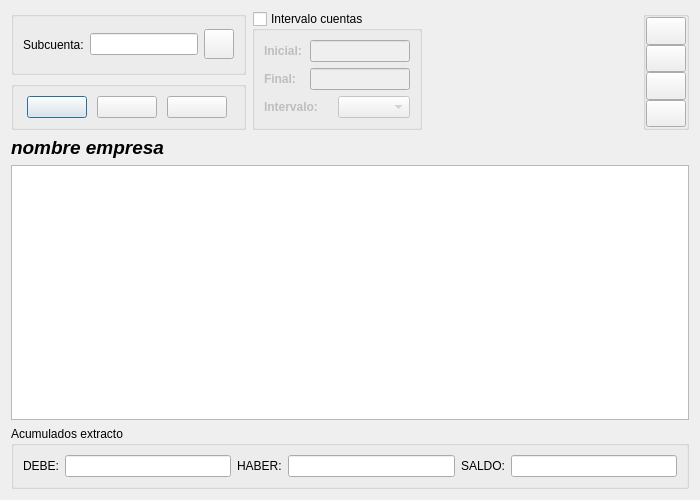
Before: the Qt Designer form ui/consmayor.ui in Ivanvegacbr/librokuentas, drawn with Qt 5.
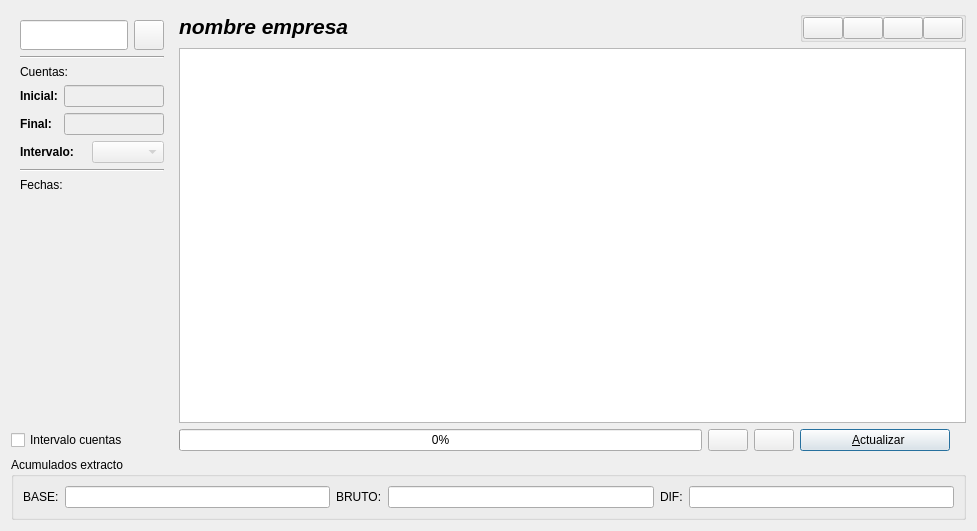
After: the same form once the commit is applied. Icons and pictures are not drawn. Custom widgets are drawn as their Qt base class.

Diff of the .ui file:
```diff
--- a/ui/consmayor.ui
+++ b/ui/consmayor.ui
@@ -7,8 +7,8 @@
    <rect>
     <x>0</x>
     <y>0</y>
-    <width>700</width>
-    <height>500</height>
+    <width>977</width>
+    <height>531</height>
    </rect>
   </property>
   <property name="sizePolicy">
@@ -21,229 +21,7 @@
    <string>Consultas de Mayor</string>
   </property>
   <layout class="QGridLayout" name="gridLayout">
-   <item row="0" column="0">
-    <widget class="QGroupBox" name="groupBox">
-     <property name="sizePolicy">
-      <sizepolicy hsizetype="Preferred" vsizetype="Minimum">
-       <horstretch>0</horstretch>
-       <verstretch>0</verstretch>
-      </sizepolicy>
-     </property>
-     <property name="title">
-      <string/>
-     </property>
-     <layout class="QHBoxLayout" name="horizontalLayout">
-      <item>
-       <widget class="QLabel" name="textLabel1">
-        <property name="maximumSize">
-         <size>
-          <width>110</width>
-          <height>32767</height>
-         </size>
-        </property>
-        <property name="font">
-         <font>
-          <kerning>true</kerning>
-         </font>
-        </property>
-        <property name="frameShape">
-         <enum>QFrame::NoFrame</enum>
-        </property>
-        <property name="frameShadow">
-         <enum>QFrame::Plain</enum>
-        </property>
-        <property name="text">
-         <string>Subcuenta:</string>
-        </property>
-        <property name="wordWrap">
-         <bool>false</bool>
-        </property>
-       </widget>
-      </item>
-      <item>
-       <widget class="QLineEdit" name="subcuentalineEdit">
-        <property name="sizePolicy">
-         <sizepolicy hsizetype="Minimum" vsizetype="Fixed">
-          <horstretch>0</horstretch>
-          <verstretch>0</verstretch>
-         </sizepolicy>
-        </property>
-        <property name="maxLength">
-         <number>40</number>
-        </property>
-       </widget>
-      </item>
-      <item>
-       <widget class="QPushButton" name="buscapushButton">
-        <property name="sizePolicy">
-         <sizepolicy hsizetype="Maximum" vsizetype="Maximum">
-          <horstretch>0</horstretch>
-          <verstretch>0</verstretch>
-         </sizepolicy>
-        </property>
-        <property name="minimumSize">
-         <size>
-          <width>30</width>
-          <height>30</height>
-         </size>
-        </property>
-        <property name="maximumSize">
-         <size>
-          <width>30</width>
-          <height>30</height>
-         </size>
-        </property>
-        <property name="text">
-         <string/>
-        </property>
-        <property name="icon">
-         <iconset resource="libroK.qrc">
-          <normaloff>:/images/librok-55.png</normaloff>:/images/librok-55.png</iconset>
-        </property>
-        <property name="shortcut">
-         <string/>
-        </property>
-        <property name="autoDefault">
-         <bool>false</bool>
-        </property>
-       </widget>
-      </item>
-     </layout>
-     <zorder>subcuentalineEdit</zorder>
-     <zorder>buscapushButton</zorder>
-     <zorder>textLabel1</zorder>
-    </widget>
-   </item>
-   <item row="0" column="1" rowspan="2">
-    <widget class="QGroupBox" name="intervalogroupBox">
-     <property name="sizePolicy">
-      <sizepolicy hsizetype="Maximum" vsizetype="Preferred">
-       <horstretch>0</horstretch>
-       <verstretch>0</verstretch>
-      </sizepolicy>
-     </property>
-     <property name="maximumSize">
-      <size>
-       <width>170</width>
-       <height>16777215</height>
-      </size>
-     </property>
-     <property name="title">
-      <string>Intervalo cuentas</string>
-     </property>
-     <property name="checkable">
-      <bool>true</bool>
-     </property>
-     <property name="checked">
-      <bool>false</bool>
-     </property>
-     <layout class="QVBoxLayout" name="verticalLayout">
-      <item>
-       <layout class="QHBoxLayout" name="horizontalLayout_3">
-        <item>
-         <widget class="QLabel" name="label">
-          <property name="font">
-           <font>
-            <weight>75</weight>
-            <bold>true</bold>
-           </font>
-          </property>
-          <property name="text">
-           <string>Inicial:</string>
-          </property>
-         </widget>
-        </item>
-        <item>
-         <widget class="QLineEdit" name="iniciallineEdit">
-          <property name="sizePolicy">
-           <sizepolicy hsizetype="Preferred" vsizetype="Fixed">
-            <horstretch>0</horstretch>
-            <verstretch>0</verstretch>
-           </sizepolicy>
-          </property>
-          <property name="maximumSize">
-           <size>
-            <width>100</width>
-            <height>16777215</height>
-           </size>
-          </property>
-         </widget>
-        </item>
-       </layout>
-      </item>
-      <item>
-       <layout class="QHBoxLayout" name="horizontalLayout_4">
-        <item>
-         <widget class="QLabel" name="label_2">
-          <property name="font">
-           <font>
-            <weight>75</weight>
-            <bold>true</bold>
-           </font>
-          </property>
-          <property name="text">
-           <string>Final:</string>
-          </property>
-         </widget>
-        </item>
-        <item>
-         <widget class="QLineEdit" name="finallineEdit">
-          <property name="sizePolicy">
-           <sizepolicy hsizetype="Preferred" vsizetype="Fixed">
-            <horstretch>0</horstretch>
-            <verstretch>0</verstretch>
-           </sizepolicy>
-          </property>
-          <property name="maximumSize">
-           <size>
-            <width>100</width>
-            <height>16777215</height>
-           </size>
-          </property>
-         </widget>
-        </item>
-       </layout>
-      </item>
-      <item>
-       <layout class="QHBoxLayout" name="horizontalLayout_5">
-        <item>
-         <widget class="QLabel" name="label_3">
-          <property name="sizePolicy">
-           <sizepolicy hsizetype="Preferred" vsizetype="Maximum">
-            <horstretch>0</horstretch>
-            <verstretch>0</verstretch>
-           </sizepolicy>
-          </property>
-          <property name="font">
-           <font>
-            <weight>75</weight>
-            <bold>true</bold>
-           </font>
-          </property>
-          <property name="text">
-           <string>Intervalo:</string>
-          </property>
-         </widget>
-        </item>
-        <item>
-         <widget class="QComboBox" name="intervaloComboBox">
-          <property name="sizePolicy">
-           <sizepolicy hsizetype="Preferred" vsizetype="Maximum">
-            <horstretch>0</horstretch>
-            <verstretch>0</verstretch>
-           </sizepolicy>
-          </property>
-         </widget>
-        </item>
-       </layout>
-      </item>
-     </layout>
-    </widget>
-   </item>
-   <item row="0" column="2" rowspan="2">
-    <widget class="interFechas" name="fechas" native="true"/>
-   </item>
-   <item row="0" column="3" rowspan="2">
+   <item row="0" column="4">
     <widget class="QGroupBox" name="groupBox_6">
      <property name="sizePolicy">
       <sizepolicy hsizetype="Maximum" vsizetype="Preferred">
@@ -254,7 +32,7 @@
      <property name="title">
       <string/>
      </property>
-     <layout class="QVBoxLayout" name="verticalLayout_2">
+     <layout class="QHBoxLayout" name="horizontalLayout">
       <property name="spacing">
        <number>0</number>
       </property>
@@ -271,13 +49,7 @@
        <number>0</number>
       </property>
       <item>
-       <widget class="QPushButton" name="copiarpushButton">
-        <property name="sizePolicy">
-         <sizepolicy hsizetype="Expanding" vsizetype="Fixed">
-          <horstretch>0</horstretch>
-          <verstretch>0</verstretch>
-         </sizepolicy>
-        </property>
+       <widget class="QPushButton" name="imprimirpushButton">
         <property name="maximumSize">
          <size>
           <width>40</width>
@@ -332,7 +104,13 @@
        </widget>
       </item>
       <item>
-       <widget class="QPushButton" name="imprimirpushButton">
+       <widget class="QPushButton" name="copiarpushButton">
+        <property name="sizePolicy">
+         <sizepolicy hsizetype="Expanding" vsizetype="Fixed">
+          <horstretch>0</horstretch>
+          <verstretch>0</verstretch>
+         </sizepolicy>
+        </property>
         <property name="maximumSize">
          <size>
           <width>40</width>
@@ -393,116 +171,11 @@
      <zorder>copiarpushButton</zorder>
     </widget>
    </item>
-   <item row="1" column="0">
-    <widget class="QGroupBox" name="groupBox_2">
-     <property name="sizePolicy">
-      <sizepolicy hsizetype="Preferred" vsizetype="Maximum">
-       <horstretch>0</horstretch>
-       <verstretch>0</verstretch>
-      </sizepolicy>
-     </property>
-     <property name="title">
-      <string/>
-     </property>
-     <layout class="QHBoxLayout" name="horizontalLayout_2">
-      <item>
-       <widget class="QPushButton" name="refrescarpushButton">
-        <property name="maximumSize">
-         <size>
-          <width>60</width>
-          <height>50</height>
-         </size>
-        </property>
-        <property name="toolTip">
-         <string>Refrescar</string>
-        </property>
-        <property name="text">
-         <string/>
-        </property>
-        <property name="icon">
-         <iconset resource="libroK.qrc">
-          <normaloff>:/images/librok-54.png</normaloff>:/images/librok-54.png</iconset>
-        </property>
-        <property name="iconSize">
-         <size>
-          <width>32</width>
-          <height>32</height>
-         </size>
-        </property>
-        <property name="autoDefault">
-         <bool>false</bool>
-        </property>
-        <property name="default">
-         <bool>true</bool>
-        </property>
-       </widget>
-      </item>
-      <item>
-       <widget class="QPushButton" name="previapushButton">
-        <property name="maximumSize">
-         <size>
-          <width>60</width>
-          <height>50</height>
-         </size>
-        </property>
-        <property name="toolTip">
-         <string>Subcuenta anterior</string>
-        </property>
-        <property name="text">
-         <string/>
-        </property>
-        <property name="icon">
-         <iconset resource="libroK.qrc">
-          <normaloff>:/graf/1leftarrow.png</normaloff>:/graf/1leftarrow.png</iconset>
-        </property>
-        <property name="iconSize">
-         <size>
-          <width>32</width>
-          <height>32</height>
-         </size>
-        </property>
-       </widget>
-      </item>
-      <item>
-       <widget class="QPushButton" name="siguientepushButton">
-        <property name="sizePolicy">
-         <sizepolicy hsizetype="Minimum" vsizetype="Fixed">
-          <horstretch>0</horstretch>
-          <verstretch>0</verstretch>
-         </sizepolicy>
-        </property>
-        <property name="maximumSize">
-         <size>
-          <width>60</width>
-          <height>50</height>
-         </size>
-        </property>
-        <property name="toolTip">
-         <string>Subcuenta posterior</string>
-        </property>
-        <property name="text">
-         <string/>
-        </property>
-        <property name="icon">
-         <iconset resource="libroK.qrc">
-          <normaloff>:/graf/1rightarrow.png</normaloff>:/graf/1rightarrow.png</iconset>
-        </property>
-        <property name="iconSize">
-         <size>
-          <width>32</width>
-          <height>32</height>
-         </size>
-        </property>
-       </widget>
-      </item>
-     </layout>
-    </widget>
-   </item>
-   <item row="2" column="0" colspan="4">
+   <item row="0" column="1">
     <widget class="QLabel" name="nombrelabel">
      <property name="font">
       <font>
-       <pointsize>14</pointsize>
+       <pointsize>16</pointsize>
        <weight>75</weight>
        <italic>true</italic>
        <bold>true</bold>
@@ -513,14 +186,353 @@
      </property>
     </widget>
    </item>
-   <item row="3" column="0" colspan="4">
-    <layout class="QHBoxLayout" name="HTableLayout">
-     <item>
-      <widget class="QTableWidget" name="mayortable"/>
-     </item>
-    </layout>
+   <item row="2" column="3">
+    <widget class="QPushButton" name="siguientepushButton">
+     <property name="sizePolicy">
+      <sizepolicy hsizetype="Minimum" vsizetype="Fixed">
+       <horstretch>0</horstretch>
+       <verstretch>0</verstretch>
+      </sizepolicy>
+     </property>
+     <property name="maximumSize">
+      <size>
+       <width>60</width>
+       <height>50</height>
+      </size>
+     </property>
+     <property name="toolTip">
+      <string>Subcuenta posterior</string>
+     </property>
+     <property name="text">
+      <string/>
+     </property>
+     <property name="icon">
+      <iconset resource="libroK.qrc">
+       <normaloff>:/graf/1rightarrow.png</normaloff>:/graf/1rightarrow.png</iconset>
+     </property>
+     <property name="iconSize">
+      <size>
+       <width>32</width>
+       <height>32</height>
+      </size>
+     </property>
+    </widget>
    </item>
-   <item row="4" column="0" colspan="4">
+   <item row="1" column="1" colspan="4">
+    <widget class="QTableWidget" name="mayortable">
+     <property name="sizePolicy">
+      <sizepolicy hsizetype="Preferred" vsizetype="Expanding">
+       <horstretch>0</horstretch>
+       <verstretch>0</verstretch>
+      </sizepolicy>
+     </property>
+    </widget>
+   </item>
+   <item row="2" column="0">
+    <widget class="QCheckBox" name="intervalocheckBox">
+     <property name="text">
+      <string>Intervalo cuentas</string>
+     </property>
+    </widget>
+   </item>
+   <item row="0" column="0" rowspan="2">
+    <widget class="QStackedWidget" name="stackedWidget">
+     <property name="enabled">
+      <bool>true</bool>
+     </property>
+     <property name="sizePolicy">
+      <sizepolicy hsizetype="Maximum" vsizetype="Preferred">
+       <horstretch>0</horstretch>
+       <verstretch>0</verstretch>
+      </sizepolicy>
+     </property>
+     <property name="currentIndex">
+      <number>0</number>
+     </property>
+     <widget class="QWidget" name="stackedWidgetPage1">
+      <layout class="QVBoxLayout" name="verticalLayout_2">
+       <item>
+        <layout class="QHBoxLayout" name="horizontalLayout_6">
+         <item>
+          <widget class="QLineEdit" name="subcuentalineEdit">
+           <property name="sizePolicy">
+            <sizepolicy hsizetype="Maximum" vsizetype="Preferred">
+             <horstretch>0</horstretch>
+             <verstretch>0</verstretch>
+            </sizepolicy>
+           </property>
+           <property name="maxLength">
+            <number>40</number>
+           </property>
+          </widget>
+         </item>
+         <item>
+          <widget class="QPushButton" name="buscapushButton">
+           <property name="sizePolicy">
+            <sizepolicy hsizetype="Maximum" vsizetype="Maximum">
+             <horstretch>0</horstretch>
+             <verstretch>0</verstretch>
+            </sizepolicy>
+           </property>
+           <property name="minimumSize">
+            <size>
+             <width>30</width>
+             <height>30</height>
+            </size>
+           </property>
+           <property name="maximumSize">
+            <size>
+             <width>30</width>
+             <height>30</height>
+            </size>
+           </property>
+           <property name="text">
+            <string/>
+           </property>
+           <property name="icon">
+            <iconset resource="libroK.qrc">
+             <normaloff>:/images/librok-55.png</normaloff>:/images/librok-55.png</iconset>
+           </property>
+           <property name="shortcut">
+            <string/>
+           </property>
+           <property name="autoDefault">
+            <bool>false</bool>
+           </property>
+          </widget>
+         </item>
+        </layout>
+       </item>
+       <item>
+        <widget class="Line" name="line">
+         <property name="orientation">
+          <enum>Qt::Horizontal</enum>
+         </property>
+        </widget>
+       </item>
+       <item>
+        <widget class="QLabel" name="label_4">
+         <property name="text">
+          <string>Cuentas:</string>
+         </property>
+        </widget>
+       </item>
+       <item>
+        <layout class="QHBoxLayout" name="horizontalLayout_2">
+         <item>
+          <widget class="QLabel" name="label">
+           <property name="enabled">
+            <bool>true</bool>
+           </property>
+           <property name="font">
+            <font>
+             <weight>75</weight>
+             <bold>true</bold>
+            </font>
+           </property>
+           <property name="text">
+            <string>Inicial:</string>
+           </property>
+          </widget>
+         </item>
+         <item>
+          <widget class="QLineEdit" name="iniciallineEdit">
+           <property name="enabled">
+            <bool>false</bool>
+           </property>
+           <property name="sizePolicy">
+            <sizepolicy hsizetype="Preferred" vsizetype="Fixed">
+             <horstretch>0</horstretch>
+             <verstretch>0</verstretch>
+            </sizepolicy>
+           </property>
+           <property name="maximumSize">
+            <size>
+             <width>100</width>
+             <height>16777215</height>
+            </size>
+           </property>
+          </widget>
+         </item>
+        </layout>
+       </item>
+       <item>
+        <layout class="QHBoxLayout" name="horizontalLayout_3">
+         <item>
+          <widget class="QLabel" name="label_2">
+           <property name="enabled">
+            <bool>true</bool>
+           </property>
+           <property name="font">
+            <font>
+             <weight>75</weight>
+             <bold>true</bold>
+            </font>
+           </property>
+           <property name="text">
+            <string>Final:</string>
+           </property>
+          </widget>
+         </item>
+         <item>
+          <widget class="QLineEdit" name="finallineEdit">
+           <property name="enabled">
+            <bool>false</bool>
+           </property>
+           <property name="sizePolicy">
+            <sizepolicy hsizetype="Preferred" vsizetype="Fixed">
+             <horstretch>0</horstretch>
+             <verstretch>0</verstretch>
+            </sizepolicy>
+           </property>
+           <property name="maximumSize">
+            <size>
+             <width>100</width>
+             <height>16777215</height>
+            </size>
+           </property>
+          </widget>
+         </item>
+        </layout>
+       </item>
+       <item>
+        <layout class="QHBoxLayout" name="horizontalLayout_4">
+         <item>
+          <widget class="QLabel" name="label_3">
+           <property name="enabled">
+            <bool>true</bool>
+           </property>
+           <property name="sizePolicy">
+            <sizepolicy hsizetype="Preferred" vsizetype="Maximum">
+             <horstretch>0</horstretch>
+             <verstretch>0</verstretch>
+            </sizepolicy>
+           </property>
+           <property name="font">
+            <font>
+             <weight>75</weight>
+             <bold>true</bold>
+            </font>
+           </property>
+           <property name="text">
+            <string>Intervalo:</string>
+           </property>
+          </widget>
+         </item>
+         <item>
+          <widget class="QComboBox" name="intervaloComboBox">
+           <property name="enabled">
+            <bool>false</bool>
+           </property>
+           <property name="sizePolicy">
+            <sizepolicy hsizetype="Preferred" vsizetype="Maximum">
+             <horstretch>0</horstretch>
+             <verstretch>0</verstretch>
+            </sizepolicy>
+           </property>
+          </widget>
+         </item>
+        </layout>
+       </item>
+       <item>
+        <widget class="Line" name="line_2">
+         <property name="orientation">
+          <enum>Qt::Horizontal</enum>
+         </property>
+        </widget>
+       </item>
+       <item>
+        <widget class="QLabel" name="label_5">
+         <property name="text">
+          <string>Fechas:</string>
+         </property>
+        </widget>
+       </item>
+       <item>
+        <widget class="interFechas" name="fechas" native="true"/>
+       </item>
+       <item>
+        <spacer name="verticalSpacer_3">
+         <property name="orientation">
+          <enum>Qt::Vertical</enum>
+         </property>
+         <property name="sizeHint" stdset="0">
+          <size>
+           <width>17</width>
+           <height>166</height>
+          </size>
+         </property>
+        </spacer>
+       </item>
+      </layout>
+     </widget>
+    </widget>
+   </item>
+   <item row="2" column="2">
+    <widget class="QPushButton" name="previapushButton">
+     <property name="maximumSize">
+      <size>
+       <width>60</width>
+       <height>50</height>
+      </size>
+     </property>
+     <property name="toolTip">
+      <string>Subcuenta anterior</string>
+     </property>
+     <property name="text">
+      <string/>
+     </property>
+     <property name="icon">
+      <iconset resource="libroK.qrc">
+       <normaloff>:/graf/1leftarrow.png</normaloff>:/graf/1leftarrow.png</iconset>
+     </property>
+     <property name="iconSize">
+      <size>
+       <width>32</width>
+       <height>32</height>
+      </size>
+     </property>
+    </widget>
+   </item>
+   <item row="2" column="4">
+    <widget class="QPushButton" name="refrescarpushButton">
+     <property name="sizePolicy">
+      <sizepolicy hsizetype="Minimum" vsizetype="Fixed">
+       <horstretch>0</horstretch>
+       <verstretch>0</verstretch>
+      </sizepolicy>
+     </property>
+     <property name="maximumSize">
+      <size>
+       <width>150</width>
+       <height>80</height>
+      </size>
+     </property>
+     <property name="toolTip">
+      <string>Refrescar</string>
+     </property>
+     <property name="text">
+      <string>  &amp;Actualizar</string>
+     </property>
+     <property name="icon">
+      <iconset resource="libroK.qrc">
+       <normaloff>:/images/librok-54.png</normaloff>:/images/librok-54.png</iconset>
+     </property>
+     <property name="iconSize">
+      <size>
+       <width>32</width>
+       <height>32</height>
+      </size>
+     </property>
+     <property name="autoDefault">
+      <bool>false</bool>
+     </property>
+     <property name="default">
+      <bool>true</bool>
+     </property>
+    </widget>
+   </item>
+   <item row="3" column="0" colspan="5">
     <widget class="QGroupBox" name="groupBox_4">
      <property name="sizePolicy">
       <sizepolicy hsizetype="Minimum" vsizetype="Maximum">
@@ -573,7 +585,7 @@
            </size>
           </property>
           <property name="text">
-           <string>DEBE:</string>
+           <string>BASE:</string>
           </property>
           <property name="wordWrap">
            <bool>false</bool>
@@ -599,7 +611,7 @@
            </size>
           </property>
           <property name="text">
-           <string>HABER:</string>
+           <string>BRUTO:</string>
           </property>
           <property name="wordWrap">
            <bool>false</bool>
@@ -625,7 +637,7 @@
            </size>
           </property>
           <property name="text">
-           <string>SALDO:</string>
+           <string>DIF:</string>
           </property>
           <property name="wordWrap">
            <bool>false</bool>
@@ -647,6 +659,13 @@
      </layout>
     </widget>
    </item>
+   <item row="2" column="1">
+    <widget class="QProgressBar" name="progressBar">
+     <property name="value">
+      <number>0</number>
+     </property>
+    </widget>
+   </item>
   </layout>
  </widget>
  <customwidgets>
```
Left out of the diff: 22 changed lines with no effect on the pictures.
